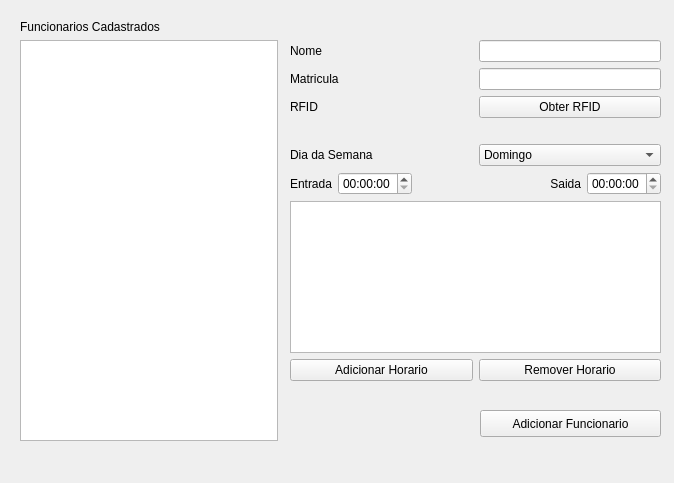
First picture: the form in novo/ui_files/funcionarios.ui, repository Mecajun/CdA, before the edit.
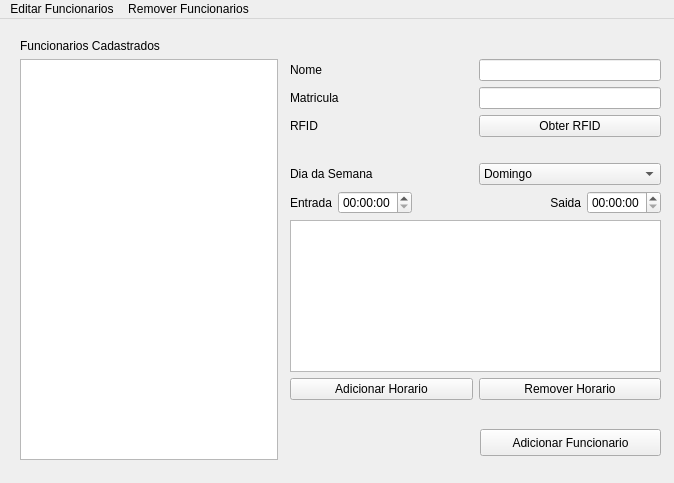
Second picture: the form after the edit.

The edit to the form file:
```diff
--- a/novo/ui_files/funcionarios.ui
+++ b/novo/ui_files/funcionarios.ui
@@ -273,6 +273,18 @@
      <height>25</height>
     </rect>
    </property>
+   <widget class="QMenu" name="menuEditar_Funcionarios">
+    <property name="title">
+     <string>Editar Funcionarios</string>
+    </property>
+   </widget>
+   <widget class="QMenu" name="menuRemover_Funcionarios">
+    <property name="title">
+     <string>Remover Funcionarios</string>
+    </property>
+   </widget>
+   <addaction name="menuEditar_Funcionarios"/>
+   <addaction name="menuRemover_Funcionarios"/>
   </widget>
  </widget>
  <tabstops>
```
